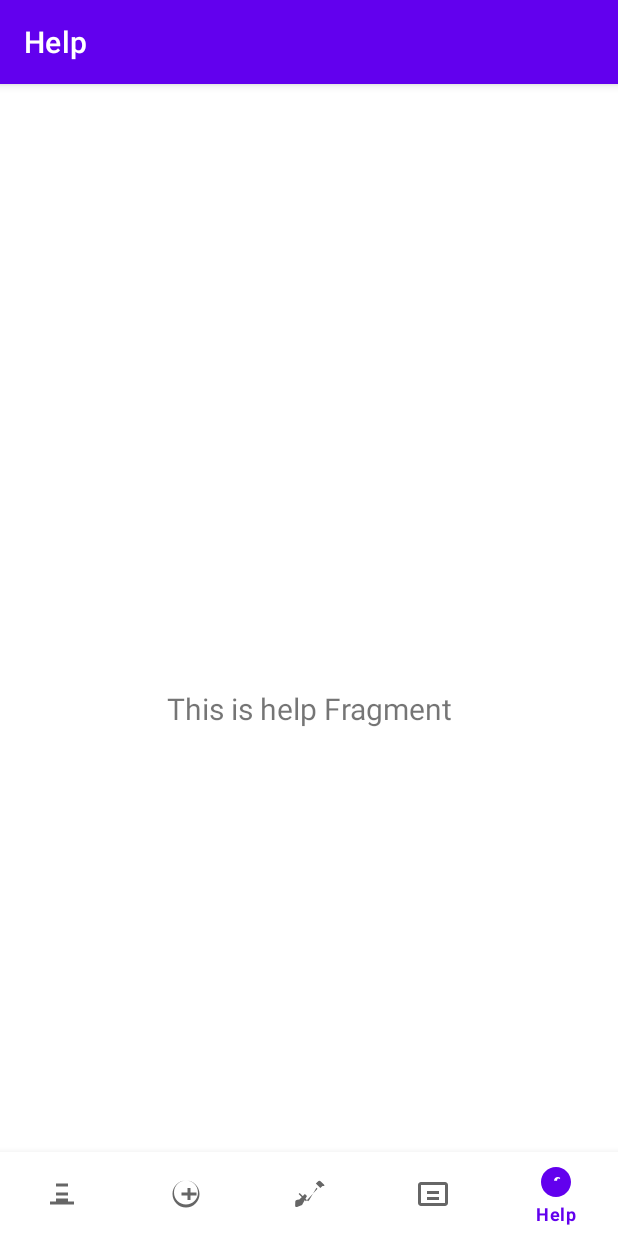
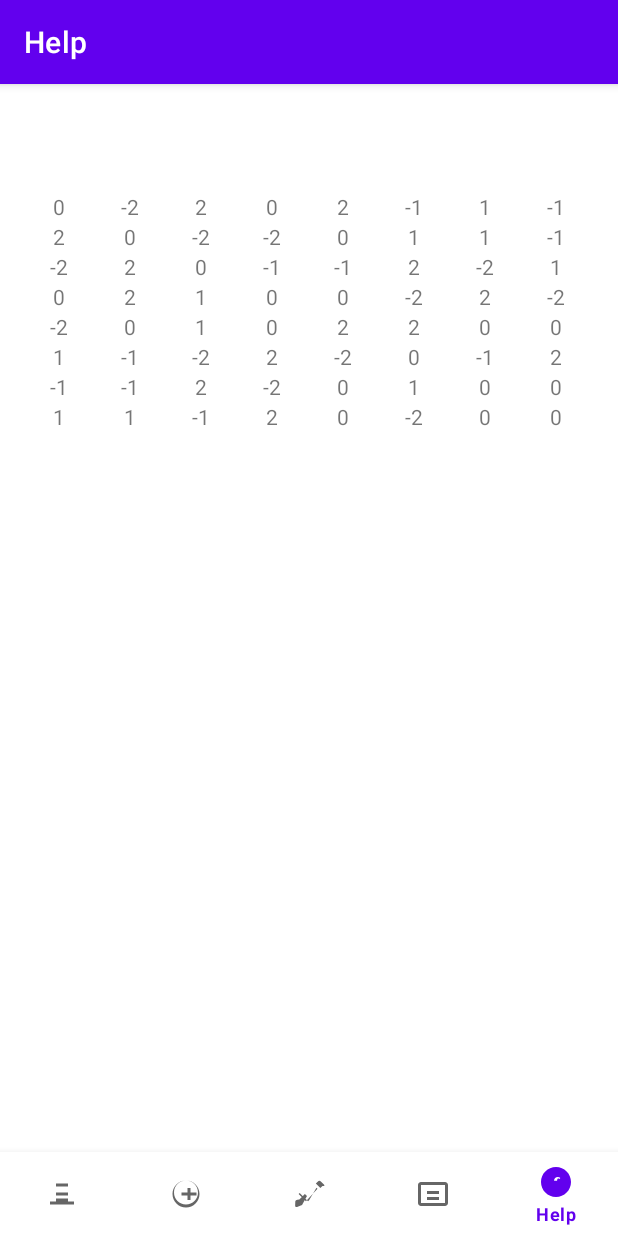
Before and after one commit to ArthurLeo04/AppMobile, an Android app: the screen it shows after launch (MainActivity), item 5 of the bottom bar chosen, on a phone screen of 412 x 824 dp. Run offline under Robolectric (Android 15) with nearby library versions, the phone set to English and light mode, and no system bars; our stand-ins replace navigation-ui.

Commit message:
Début du tableu d'aide, ajout de classes de jeu

```diff
--- a/app/build.gradle.kts
+++ b/app/build.gradle.kts
@@ -48,6 +48,7 @@ dependencies {
     implementation("androidx.lifecycle:lifecycle-viewmodel-ktx:2.6.2")
     implementation("androidx.navigation:navigation-fragment-ktx:2.5.3")
     implementation("androidx.navigation:navigation-ui-ktx:2.5.3")
+    implementation("androidx.gridlayout:gridlayout:1.0.0")
     testImplementation("junit:junit:4.13.2")
     androidTestImplementation("androidx.test.ext:junit:1.1.5")
     androidTestImplementation("androidx.test.espresso:espresso-core:3.5.1")
--- /dev/null
+++ b/app/src/main/java/com/example/picturetocard/game/Colors.kt
@@ -0,0 +1,13 @@
+package com.example.picturetocard.game
+
+enum class Colors {
+    FEU, // Rouge
+    EAU, // Cyan ou Bleu
+    NATURE, // Vert
+    FOUDRE, // Jaune
+    GLACE, // Blanc
+    ROCHE, // Marron
+    METAL, // Gris
+    AIR // Mauve
+    // Noir ?
+}
--- /dev/null
+++ b/app/src/main/java/com/example/picturetocard/game/GameViewModel.kt
@@ -0,0 +1,14 @@
+package com.example.picturetocard.game
+
+import androidx.lifecycle.ViewModel
+
+class GameViewModel : ViewModel(
+
+) {
+    lateinit var hand1 : Hand
+    lateinit var hand2 : Hand
+
+    var score : Int = 0
+
+    var matrice = MatriceType.createDefault()
+}
--- /dev/null
+++ b/app/src/main/java/com/example/picturetocard/game/Hand.kt
@@ -0,0 +1,6 @@
+package com.example.picturetocard.game
+
+class Hand(
+    public val cards : Array<Card>
+) {
+}
--- /dev/null
+++ b/app/src/main/java/com/example/picturetocard/game/MatriceType.kt
@@ -0,0 +1,71 @@
+package com.example.picturetocard.game
+
+import android.content.Context
+import android.content.res.AssetManager
+import com.example.picturetocard.R
+import java.io.File
+
+class MatriceType(
+    public val matrice : Array<Array<Int>>
+) {
+    init {
+        // Verifie que la matrice a la bonne taille
+        require(matrice.size == Colors.values().size)
+        require(matrice.all { it.size == Colors.values().size })
+    }
+
+
+    companion object { // Initialise la matrice à partir d'un fichier
+        fun fromFile(filePath: String): MatriceType {
+            //val file = context.assets.open(filePath).reader()
+            //val testLines = getRessources().getString(R.string.matrix)
+
+            val file = File(filePath)
+            val lines = file.readLines()
+
+            val matrice = Array(lines.size) { Array(lines.size) { 0 } }
+
+            for (i in lines.indices) {
+                val values = lines[i].split(",")
+                for (j in values.indices) {
+                    matrice[i][j] = values[j].toInt()
+                }
+            }
+
+            return MatriceType(matrice)
+        }
+
+        fun createDefault(): MatriceType {
+            val matrice = arrayOf(
+                arrayOf(+0,-2,+2,+0,+2,-1,+1,-1), // Feu
+                arrayOf(+2,+0,-2,-2,+0,+1,+1,-1), // Eau
+                arrayOf(-2,+2,+0,-1,-1,+2,-2,+1), // Nature
+                arrayOf(+0,+2,+1,+0,+0,-2,+2,-2), // Foudre
+                arrayOf(-2,+0,+1,+0,+2,+2,+0,+0), // Glace
+                arrayOf(+1,-1,-2,+2,-2,+0,-1,+2), // Roche
+                arrayOf(-1,-1,+2,-2,+0,+1,+0,+0), // Metal
+                arrayOf(+1,+1,-1,+2,+0,-2,+0,+0), // Air
+            )
+            return MatriceType(matrice)
+        }
+    }
+
+    fun getResult(color1 : Colors, color2 : Colors) : Int {
+        // Retourne le résultat en ayant joué color1 sur color2
+        val index1 = color1.ordinal
+        val index2 = color2.ordinal
+        return matrice[index1][index2]
+    }
+
+    fun printMatrix() {
+        val colors = Colors.values()
+        val headerRow = colors.joinToString("\t", "\t", "\n") { it.name.take(3) }
+
+        val rows = colors.mapIndexed { rowIndex, color ->
+            val values = matrice[rowIndex].joinToString("\t") { it.toString() }
+            "${color.name.take(3)}\t$values"
+        }
+
+        println(headerRow + rows.joinToString("\n"))
+    }
+}
--- /dev/null
+++ b/app/src/main/java/com/example/picturetocard/ui/help/GridViewAdapter.kt
@@ -0,0 +1,36 @@
+import android.content.Context
+import android.view.Gravity
+import android.view.View
+import android.view.ViewGroup
+import android.widget.BaseAdapter
+import android.widget.TextView
+
+class GridViewAdapter(private val data: Array<Array<String>>, private val context: Context) :
+    BaseAdapter() {
+
+    override fun getCount(): Int {
+        return data.size * data[0].size
+    }
+
+    override fun getItem(position: Int): Any {
+        val row = position / data[0].size
+        val col = position % data[0].size
+        return data[row][col]
+    }
+
+    override fun getItemId(position: Int): Long {
+        return position.toLong()
+    }
+
+    override fun getView(position: Int, convertView: View?, parent: ViewGroup?): View {
+        val textView: TextView = convertView as? TextView ?: TextView(context)
+
+        val row = position / data[0].size
+        val col = position % data[0].size
+
+        textView.text = data[row][col]
+        textView.gravity = Gravity.CENTER // Centrer le texte dans la case
+
+        return textView
+    }
+}
--- a/app/src/main/java/com/example/picturetocard/ui/help/HelpFragment.kt
+++ b/app/src/main/java/com/example/picturetocard/ui/help/HelpFragment.kt
@@ -1,33 +1,55 @@
 package com.example.picturetocard.ui.help
 
+import GridViewAdapter
 import android.os.Bundle
 import android.view.LayoutInflater
 import android.view.View
 import android.view.ViewGroup
-import android.widget.TextView
+import android.widget.GridView
 import androidx.fragment.app.Fragment
 import androidx.lifecycle.ViewModelProvider
 import com.example.picturetocard.databinding.FragmentHelpBinding
+import com.example.picturetocard.game.GameViewModel
 
-class HelpFragment : Fragment() {
+class HelpFragment() : Fragment() {
 
     private var _binding: FragmentHelpBinding? = null
     private val binding get() = _binding!!
+
+    private lateinit var gameViewModel: GameViewModel
 
     override fun onCreateView(
         inflater: LayoutInflater,
         container: ViewGroup?,
         savedInstanceState: Bundle?
     ): View {
-        val helpViewModel = ViewModelProvider(this).get(HelpViewModel::class.java)
-
         _binding = FragmentHelpBinding.inflate(inflater, container, false)
         val root: View = binding.root
 
-        val textView: TextView = binding.textHelp
-        helpViewModel.text.observe(viewLifecycleOwner) {
-            textView.text = it
-        }
+        gameViewModel = ViewModelProvider(this).get(GameViewModel::class.java)
+
+        val gridView: GridView = binding.gridView
+
+        // Remplacez "data" par votre liste de données pour le tableau
+        val data : Array<Array<Int>> = gameViewModel.matrice.matrice// Votre liste de données
+
+        // Calculez le nombre de colonnes en fonction de la taille de la liste de données
+        val numColumns = data[0].size
+
+        // Calculez le nombre de lignes en fonction de la taille de la liste de données et le nombre de colonnes
+        val numRows = data.size
+
+        // Définissez le nombre de colonnes et de lignes pour le GridView
+        gridView.numColumns = numColumns
+        gridView.layoutParams.height = gridView.columnWidth * numRows
+
+        val gridViewAdapter = GridViewAdapter(data.map { row ->
+            row.map { it.toString() }.toTypedArray()
+        }.toTypedArray(), requireContext())
+
+        // Défini l'adaptateur pour la gridView
+        gridView.adapter = gridViewAdapter
+
         return root
     }
 
--- a/app/src/main/java/com/example/picturetocard/ui/help/HelpViewModel.kt
+++ b/app/src/main/java/com/example/picturetocard/ui/help/HelpViewModel.kt
@@ -4,10 +4,11 @@ import androidx.lifecycle.LiveData
 import androidx.lifecycle.MutableLiveData
 import androidx.lifecycle.ViewModel
 
-class HelpViewModel : ViewModel() {
+class HelpViewModel() : ViewModel() {
 
     private val _text = MutableLiveData<String>().apply {
         value = "This is help Fragment"
     }
     val text: LiveData<String> = _text
+
 }
--- a/app/src/main/res/layout/fragment_help.xml
+++ b/app/src/main/res/layout/fragment_help.xml
@@ -6,17 +6,20 @@
     android:layout_height="match_parent"
     tools:context=".ui.help.HelpFragment">
 
-    <TextView
-        android:id="@+id/text_help"
+    <GridView
+        android:id="@+id/gridView"
         android:layout_width="match_parent"
-        android:layout_height="wrap_content"
-        android:layout_marginStart="8dp"
-        android:layout_marginTop="8dp"
-        android:layout_marginEnd="8dp"
-        android:textAlignment="center"
-        android:textSize="20sp"
+        android:layout_height="match_parent"
+        android:layout_marginStart="16dp"
+        android:layout_marginTop="16dp"
+        android:layout_marginEnd="16dp"
+        android:layout_marginBottom="16dp"
+        android:horizontalSpacing="1dp"
+        android:stretchMode="columnWidth"
+        android:verticalSpacing="1dp"
         app:layout_constraintBottom_toBottomOf="parent"
         app:layout_constraintEnd_toEndOf="parent"
         app:layout_constraintStart_toStartOf="parent"
         app:layout_constraintTop_toTopOf="parent" />
+
 </androidx.constraintlayout.widget.ConstraintLayout>
--- a/app/src/main/res/values/strings.xml
+++ b/app/src/main/res/values/strings.xml
@@ -3,4 +3,12 @@
     <string name="title_home">Home</string>
     <string name="title_dashboard">Dashboard</string>
     <string name="title_notifications">Notifications</string>
+    <string name="matrix">+0,+0,+0,+0,+0,+0,+0,+0
++0,+0,+0,+0,+0,+0,+0,+0
++0,+0,+0,+0,+0,+0,+0,+0
++0,+0,+0,+0,+0,+0,+0,+0
++0,+0,+0,+0,+0,+0,+0,+0
++0,+0,+0,+0,+0,+0,+0,+0
++0,+0,+0,+0,+0,+0,+0,+0
++0,+0,+0,+0,+0,+0,+0,+0</string>
 </resources>
```
Also changed, not shown: app/src/main/assets/MatriceType.txt (added, +8 -0 lines), app/src/main/java/com/example/picturetocard/game/Card.kt (added, +9 -0 lines), app/src/main/java/com/example/picturetocard/game/Effets.kt (added, +14 -0 lines), app/src/main/java/com/example/picturetocard/game/ressource/MatriceType.txt (added, +8 -0 lines).
